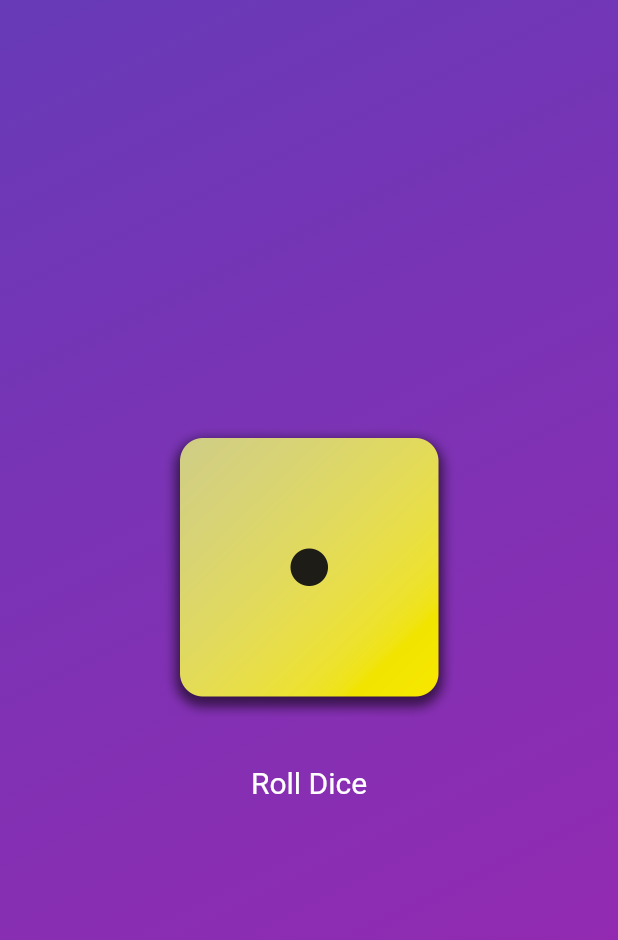
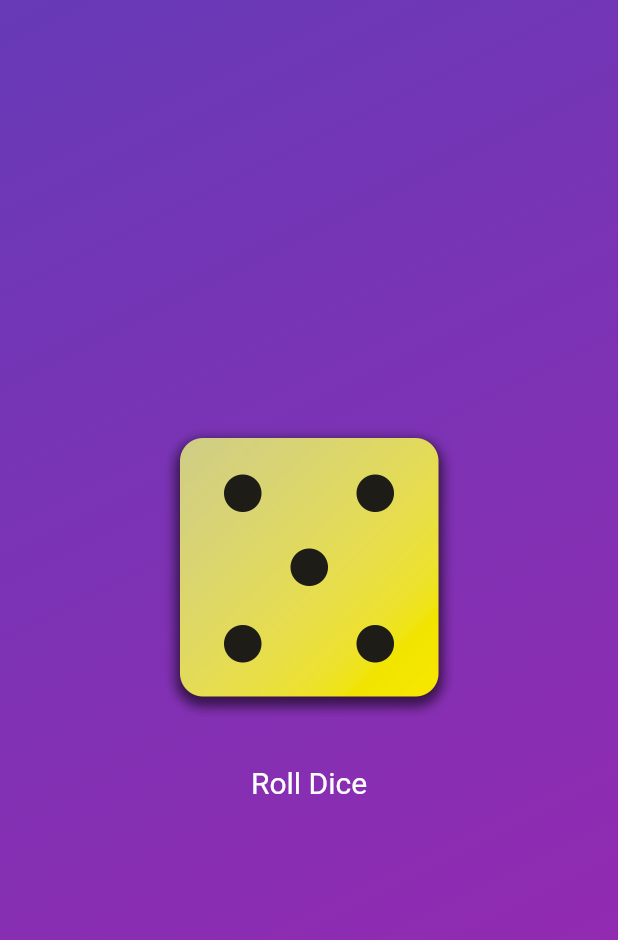
Before and after one commit to ArthurBufon/flutter_roll_dice, a Flutter app: the screen it shows after launch, after a tap on "Roll Dice", on a phone screen of 412 x 824 dp. Shown: the top 940 px of the screen. Run offline on Flutter 3.47's test engine with Material 2 defaults, Android fonts, the phone set to English and light mode, and no system bars.

Commit message:
biblioteca math para gerar dado aleatorio

```diff
--- a/lib/dice_roller.dart
+++ b/lib/dice_roller.dart
@@ -1,4 +1,7 @@
 import 'package:flutter/material.dart';
+import 'dart:math';
+
+final randomizer = Random();
 
 class DiceRoller extends StatefulWidget {
   const DiceRoller({super.key});
@@ -10,11 +13,11 @@ class DiceRoller extends StatefulWidget {
 }
 
 class _DiceRollerState extends State<DiceRoller> {
-  var activeDiceImage = 'assets/images/dice-2.png';
+  var currentDiceRoll = 2;
 
   void rollDice() {
     setState(() {
-      activeDiceImage = 'assets/images/dice-1.png';
+      currentDiceRoll = randomizer.nextInt(6) + 1;
     });
   }
 
@@ -24,7 +27,7 @@ class _DiceRollerState extends State<DiceRoller> {
       mainAxisSize: MainAxisSize.min,
       children: [
         Image.asset(
-          activeDiceImage,
+          'assets/images/dice-$currentDiceRoll.png',
           width: 200,
         ),
         const SizedBox(
```
